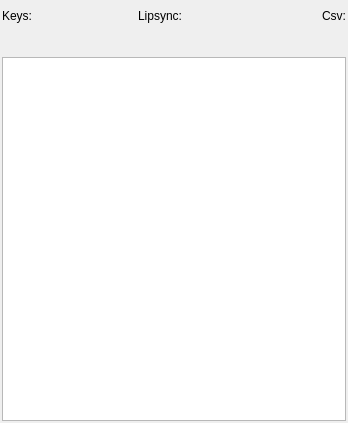
Above: app/ui/xsheet.ui from pencil2d/pencil before the change. Below: the same form after it.
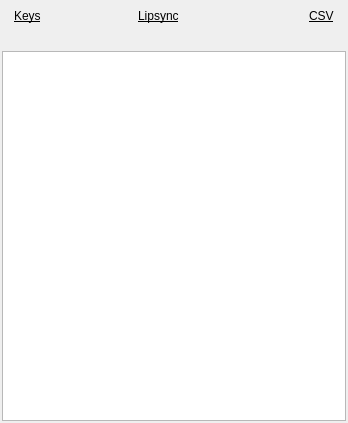
That is the form after the change. Icons and pictures are not drawn.

Commit message:
Modify x-sheet spacing and text formatting
Changes:
- Underline button labels
- Remove ':' from button labels
- Add left and right margin for buttons
- Remove extra horizontal spacers
- Capitalize CSV (acronym)
- Change xsheet to x-sheet. This seems to be the more common
  spelling online
- Remove spacing between label and buttons

```diff
--- a/app/ui/xsheet.ui
+++ b/app/ui/xsheet.ui
@@ -22,6 +22,9 @@
   </property>
   <widget class="QWidget" name="dockWidgetContents">
    <layout class="QVBoxLayout" name="verticalLayout_4">
+    <property name="spacing">
+     <number>-1</number>
+    </property>
     <property name="leftMargin">
      <number>2</number>
     </property>
@@ -33,12 +36,24 @@
     </property>
     <item>
      <layout class="QHBoxLayout" name="horizontalLayout_3">
+      <property name="spacing">
+       <number>0</number>
+      </property>
+      <property name="leftMargin">
+       <number>12</number>
+      </property>
+      <property name="rightMargin">
+       <number>12</number>
+      </property>
       <item>
        <layout class="QVBoxLayout" name="verticalLayout_2">
+        <property name="spacing">
+         <number>0</number>
+        </property>
         <item>
          <widget class="QLabel" name="labKeyframes">
           <property name="text">
-           <string>Keys:</string>
+           <string>&lt;span style=&quot; text-decoration: underline;&quot;&gt;Keys&lt;/span&gt;</string>
           </property>
          </widget>
         </item>
@@ -93,19 +108,6 @@
             </property>
            </widget>
           </item>
-          <item>
-           <spacer name="horizontalSpacer_3">
-            <property name="orientation">
-             <enum>Qt::Horizontal</enum>
-            </property>
-            <property name="sizeHint" stdset="0">
-             <size>
-              <width>40</width>
-              <height>20</height>
-             </size>
-            </property>
-           </spacer>
-          </item>
          </layout>
         </item>
        </layout>
@@ -125,10 +127,13 @@
       </item>
       <item>
        <layout class="QVBoxLayout" name="verticalLayout_3">
+        <property name="spacing">
+         <number>0</number>
+        </property>
         <item>
          <widget class="QLabel" name="labLipsync">
           <property name="text">
-           <string>Lipsync:</string>
+           <string>&lt;span style=&quot; text-decoration: underline;&quot;&gt;Lipsync&lt;/span&gt;</string>
           </property>
          </widget>
         </item>
@@ -229,19 +234,6 @@
             </property>
            </widget>
           </item>
-          <item>
-           <spacer name="horizontalSpacer_4">
-            <property name="orientation">
-             <enum>Qt::Horizontal</enum>
-            </property>
-            <property name="sizeHint" stdset="0">
-             <size>
-              <width>40</width>
-              <height>20</height>
-             </size>
-            </property>
-           </spacer>
-          </item>
          </layout>
         </item>
        </layout>
@@ -261,10 +253,13 @@
       </item>
       <item>
        <layout class="QVBoxLayout" name="verticalLayout">
+        <property name="spacing">
+         <number>0</number>
+        </property>
         <item>
          <widget class="QLabel" name="labCsv">
           <property name="text">
-           <string notr="true">Csv:</string>
+           <string notr="true">&lt;span style=&quot; text-decoration: underline;&quot;&gt;CSV&lt;/span&gt;</string>
           </property>
          </widget>
         </item>
```
Left out of the diff: 4 changed lines with no effect on the pictures.
